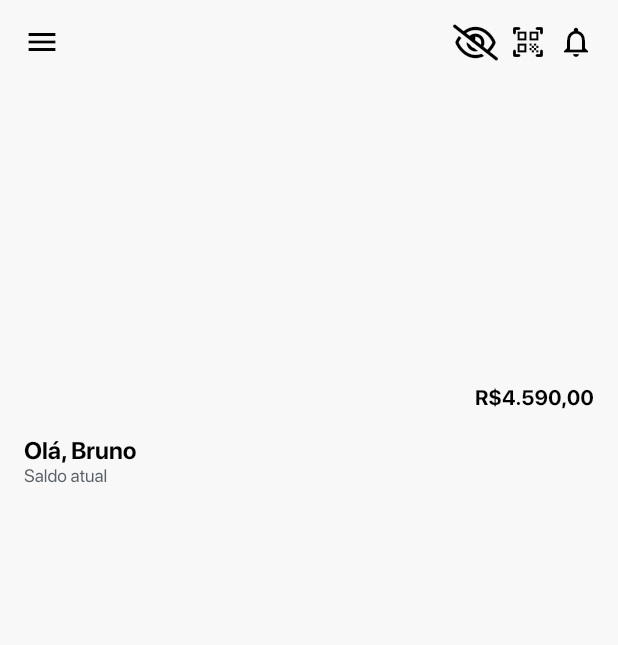
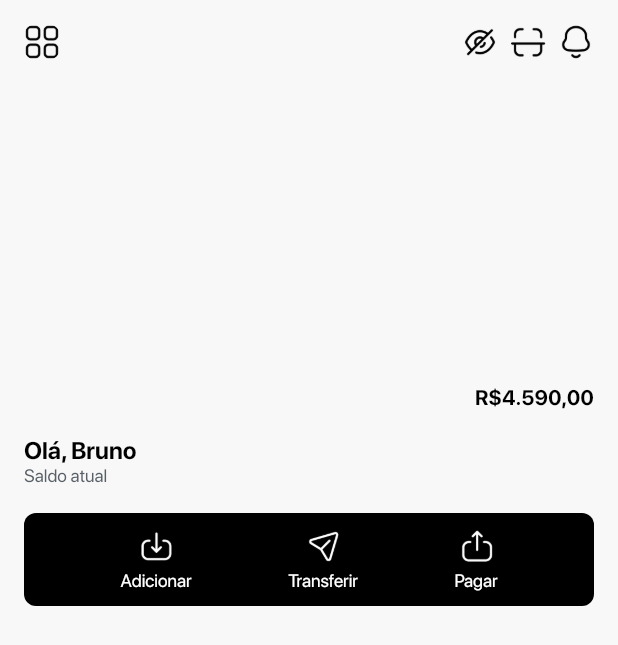
Before and after one commit to brunocrz/finapp, a Flutter app: the screen it shows after launch, on a phone screen of 412 x 824 dp. Shown: the top 645 px of the screen. Run offline on Flutter 3.47's test engine with Material 2 defaults, Android fonts, the phone set to English and light mode, and no system bars; our stand-ins replace auto_size_text, cloud_firestore, firebase_auth, firebase_core, font_awesome_flutter, from_css_color and 9 more; missing offline and left inert: json_path; accounts and stored records are empty; project files that could hold a hidden picture were left out.

Commit message:
Updating to latest FlutterFlow output.

```diff
--- a/lib/pages/home_page/home_page_model.dart
+++ b/lib/pages/home_page/home_page_model.dart
@@ -2,7 +2,6 @@ import '/flutter_flow/flutter_flow_theme.dart';
 import '/flutter_flow/flutter_flow_util.dart';
 import '/flutter_flow/flutter_flow_widgets.dart';
 import 'package:flutter/material.dart';
-import 'package:font_awesome_flutter/font_awesome_flutter.dart';
 import 'package:google_fonts/google_fonts.dart';
 import 'package:provider/provider.dart';
 
--- a/lib/pages/home_page/home_page_widget.dart
+++ b/lib/pages/home_page/home_page_widget.dart
@@ -2,7 +2,6 @@ import '/flutter_flow/flutter_flow_theme.dart';
 import '/flutter_flow/flutter_flow_util.dart';
 import '/flutter_flow/flutter_flow_widgets.dart';
 import 'package:flutter/material.dart';
-import 'package:font_awesome_flutter/font_awesome_flutter.dart';
 import 'package:google_fonts/google_fonts.dart';
 import 'package:provider/provider.dart';
 import 'home_page_model.dart';
@@ -54,30 +53,37 @@ class _HomePageWidgetState extends State<HomePageWidget> {
                     mainAxisSize: MainAxisSize.max,
                     mainAxisAlignment: MainAxisAlignment.spaceBetween,
                     children: [
-                      Icon(
-                        Icons.menu,
-                        color: Colors.black,
-                        size: 24.0,
+                      ClipRRect(
+                        borderRadius: BorderRadius.circular(8.0),
+                        child: Image.asset(
+                          'assets/images/Property_1=Light,_Property_2=Category.png',
+                          width: 24.0,
+                          height: 24.0,
+                          fit: BoxFit.cover,
+                        ),
                       ),
                       Align(
                         alignment: AlignmentDirectional(0.00, 0.00),
                         child: Row(
                           mainAxisSize: MainAxisSize.max,
                           children: [
-                            FaIcon(
-                              FontAwesomeIcons.eyeSlash,
-                              color: Colors.black,
-                              size: 24.0,
+                            Image.asset(
+                              'assets/images/Hide.png',
+                              width: 24.0,
+                              height: 24.0,
+                              fit: BoxFit.cover,
                             ),
-                            Icon(
-                              Icons.qr_code_scanner_rounded,
-                              color: Colors.black,
-                              size: 24.0,
+                            Image.asset(
+                              'assets/images/Property_1=Light,_Property_2=Scan.png',
+                              width: 24.0,
+                              height: 24.0,
+                              fit: BoxFit.cover,
                             ),
-                            Icon(
-                              Icons.notifications_outlined,
-                              color: Colors.black,
-                              size: 24.0,
+                            Image.asset(
+                              'assets/images/Notification.png',
+                              width: 24.0,
+                              height: 24.0,
+                              fit: BoxFit.cover,
                             ),
                           ].divide(SizedBox(width: 8.0)),
                         ),
@@ -126,6 +132,95 @@ class _HomePageWidgetState extends State<HomePageWidget> {
                       ),
                     ],
                   ),
+                  Container(
+                    width: double.infinity,
+                    height: 62.0,
+                    decoration: BoxDecoration(
+                      color: Colors.black,
+                      borderRadius: BorderRadius.circular(8.0),
+                    ),
+                    child: Row(
+                      mainAxisSize: MainAxisSize.max,
+                      mainAxisAlignment: MainAxisAlignment.spaceEvenly,
+                      children: [
+                        Align(
+                          alignment: AlignmentDirectional(0.00, 0.00),
+                          child: SingleChildScrollView(
+                            child: Column(
+                              mainAxisSize: MainAxisSize.max,
+                              mainAxisAlignment: MainAxisAlignment.center,
+                              children: [
+                                Image.asset(
+                                  'assets/images/Download.png',
+                                  width: 24.0,
+                                  height: 24.0,
+                                  fit: BoxFit.cover,
+                                ),
+                                Text(
+                                  'Adicionar',
+                                  style: TextStyle(
+                                    fontFamily: 'SF Pro Display',
+                                    color: Colors.white,
+                                    fontSize: 12.0,
+                                  ),
+                                ),
+                              ].divide(SizedBox(height: 4.0)),
+                            ),
+                          ),
+                        ),
+                        Align(
+                          alignment: AlignmentDirectional(0.00, 0.00),
+                          child: SingleChildScrollView(
+                            child: Column(
+                              mainAxisSize: MainAxisSize.max,
+                              mainAxisAlignment: MainAxisAlignment.center,
+                              children: [
+                                Image.asset(
+                                  'assets/images/Send.png',
+                                  width: 24.0,
+                                  height: 24.0,
+                                  fit: BoxFit.cover,
+                                ),
+                                Text(
+                                  'Transferir',
+                                  style: TextStyle(
+                                    fontFamily: 'SF Pro Display',
+                                    color: Colors.white,
+                                    fontSize: 12.0,
+                                  ),
+                                ),
+                              ].divide(SizedBox(height: 4.0)),
+                            ),
+                          ),
+                        ),
+                        Align(
+                          alignment: AlignmentDirectional(0.00, 0.00),
+                          child: SingleChildScrollView(
+                            child: Column(
+                              mainAxisSize: MainAxisSize.max,
+                              mainAxisAlignment: MainAxisAlignment.center,
+                              children: [
+                                Image.asset(
+                                  'assets/images/Upload.png',
+                                  width: 24.0,
+                                  height: 24.0,
+                                  fit: BoxFit.cover,
+                                ),
+                                Text(
+                                  'Pagar',
+                                  style: TextStyle(
+                                    fontFamily: 'SF Pro Display',
+                                    color: Colors.white,
+                                    fontSize: 12.0,
+                                  ),
+                                ),
+                              ].divide(SizedBox(height: 4.0)),
+                            ),
+                          ),
+                        ),
+                      ],
+                    ),
+                  ),
                 ].divide(SizedBox(height: 18.0)),
               ),
             ),
```
Also changed, not shown: assets/images/Download.png (added), assets/images/Hide.png (added), assets/images/Notification.png (added), assets/images/Property_1=Light,_Property_2=Category.png (added), assets/images/Property_1=Light,_Property_2=Scan.png (added), assets/images/Send.png (added), assets/images/Upload.png (added).
